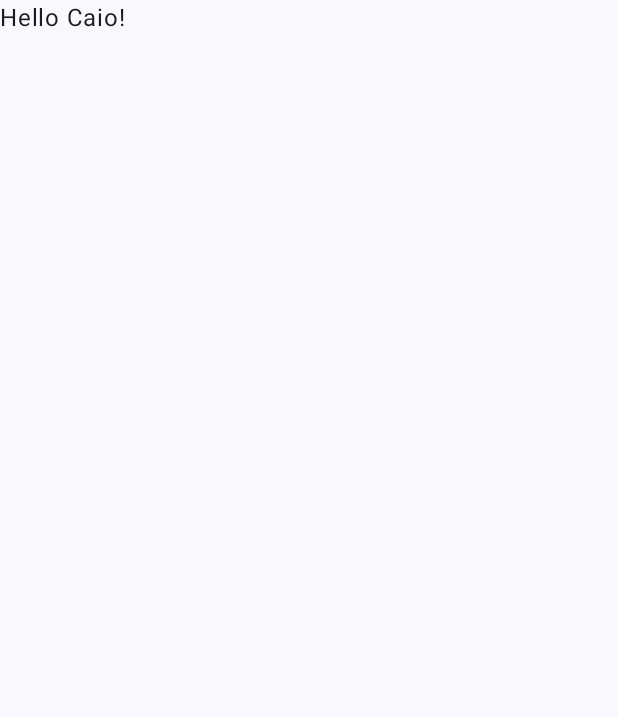
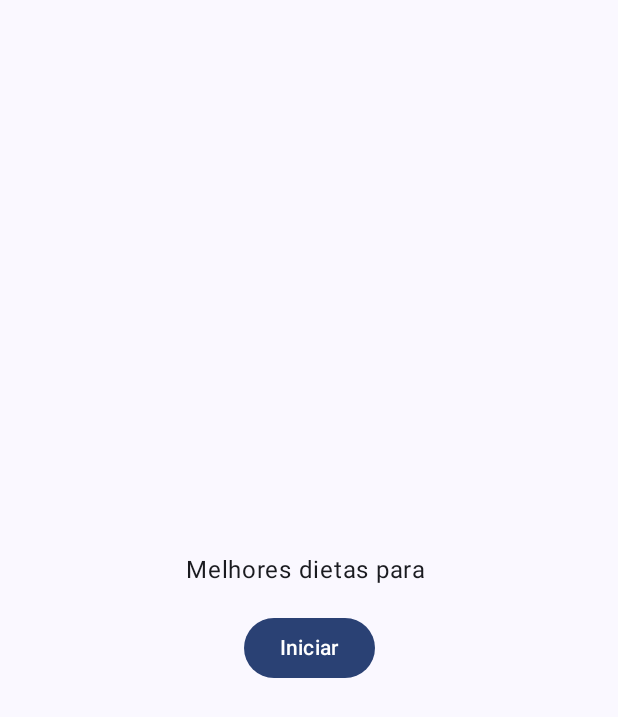
Before and after one commit to caamag/App-Facul, an Android app built with Jetpack Compose: the screen it shows after launch (MainActivity), on a phone screen of 412 x 824 dp. Before the commit the part shown is almost empty. Shown: the top 717 px of the screen. Run offline under Robolectric (Android 15) with nearby library versions, the phone set to English and light mode, and no system bars.

Commit message:
enviando atualizações

```diff
--- a/app/src/main/java/br/com/caio/myApp/MainActivity.kt
+++ b/app/src/main/java/br/com/caio/myApp/MainActivity.kt
@@ -12,6 +12,10 @@ import androidx.compose.runtime.Composable
 import androidx.compose.ui.Modifier
 import androidx.compose.ui.tooling.preview.Preview
 import br.com.caio.myApp.ui.theme.MyApplicationTheme
+import androidx.compose.foundation.layout.*
+import androidx.compose.material3.Button
+import androidx.compose.ui.unit.dp
+import androidx.compose.ui.Alignment
 
 class MainActivity : ComponentActivity() {
     override fun onCreate(savedInstanceState: Bundle?) {
@@ -20,10 +24,7 @@ class MainActivity : ComponentActivity() {
         setContent {
             MyApplicationTheme {
                 Scaffold( modifier = Modifier.fillMaxSize() ) { innerPadding ->
-                    Greeting(
-                        name = "Caio",
-                        modifier = Modifier.padding(innerPadding)
-                    )
+                    MainScreen(modifier = Modifier.padding(innerPadding))
                 }
             }
         }
@@ -31,17 +32,28 @@ class MainActivity : ComponentActivity() {
 }
 
 @Composable
-fun Greeting(name: String, modifier: Modifier = Modifier) {
-    Text(
-        text = "Hello $name!",
+fun MainScreen(modifier: Modifier = Modifier){
+    Column (
         modifier = modifier
-    )
+            .fillMaxSize()
+            .padding(16.dp),
+        verticalArrangement = Arrangement.Center,
+        horizontalAlignment = Alignment.CenterHorizontally
+    ){
+        Text(
+            text = "Melhores dietas para ",
+            modifier = Modifier.padding(bottom = 16.dp)
+        )
+        Button(onClick = { /* TODO: Handle button click */ }) {
+            Text(text = "Iniciar")
+        }
+    }
 }
 
 @Preview(showBackground = true)
 @Composable
-fun GreetingPreview() {
+fun MainScreenPreview() {
     MyApplicationTheme {
-        Greeting("Android")
+        MainScreen()
     }
 }
```
